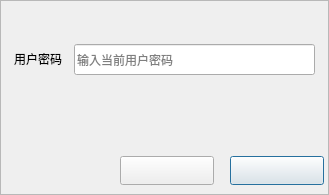
This is src/authdialog.ui in UbuntuKylin/youker-assistant as Qt 5 draws it before an edit. The edited form follows.
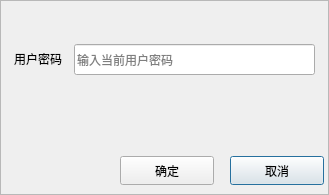
This is the edited form. Icons and pictures are not drawn.

What changed in the file:
```diff
--- a/src/authdialog.ui
+++ b/src/authdialog.ui
@@ -26,7 +26,7 @@
     <string notr="true">border-image: url(:/pixmap/image/quit.png);</string>
    </property>
    <property name="text">
-    <string/>
+    <string>取消</string>
    </property>
   </widget>
   <widget class="QPushButton" name="okButton">
@@ -42,7 +42,7 @@
     <string notr="true">border-image: url(:/pixmap/image/ok.png);</string>
    </property>
    <property name="text">
-    <string/>
+    <string>确定</string>
    </property>
   </widget>
   <widget class="QLabel" name="btn_close">
```
Left out of the diff: 6 changed lines with no effect on the pictures.
